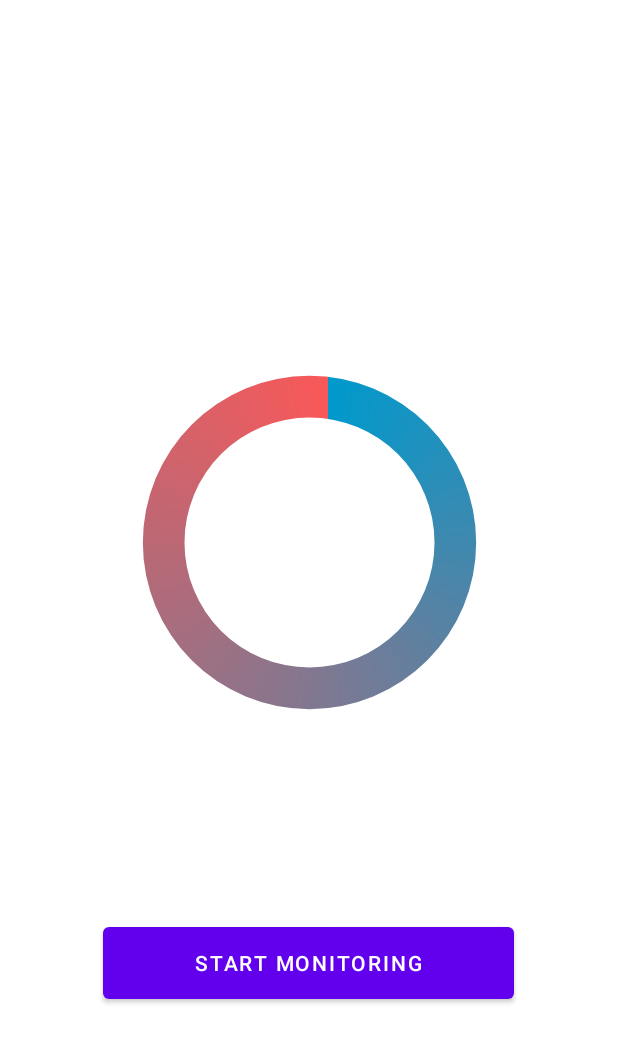
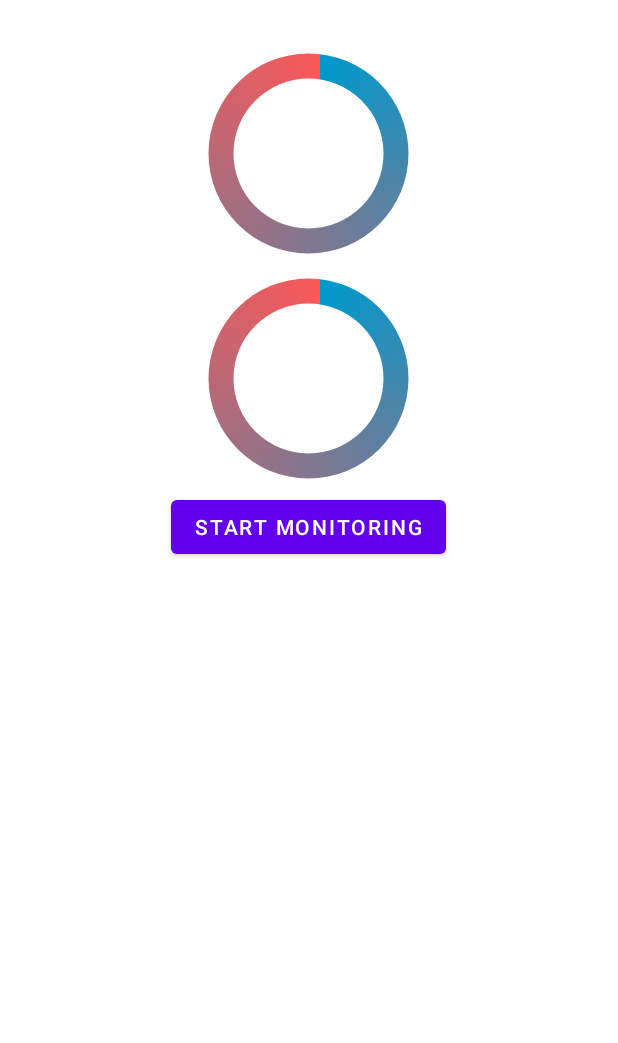
Before and after one commit to RacimRgh/Quality-Of-Air-Monitoring, an Android app: the layout fragment_monitor.xml on its own in the app's theme, with its tools: preview values and no code run, on a phone screen of 412 x 824 dp. Shown: the top 1043 px of the screen. Run offline under Robolectric (Android 15) with nearby library versions, the phone set to English and light mode, and no system bars.

Commit message:
added relative humidity sensor

```diff
--- a/app/src/main/res/layout/fragment_monitor.xml
+++ b/app/src/main/res/layout/fragment_monitor.xml
@@ -1,42 +1,45 @@
 <?xml version="1.0" encoding="utf-8"?>
 <androidx.swiperefreshlayout.widget.SwipeRefreshLayout
     xmlns:android="http://schemas.android.com/apk/res/android"
+    xmlns:app="http://schemas.android.com/apk/res-auto"
+    xmlns:tools="http://schemas.android.com/tools"
     android:id="@+id/swiperefresh"
     android:layout_width="match_parent"
     android:layout_height="match_parent">
 
-<androidx.constraintlayout.widget.ConstraintLayout xmlns:android="http://schemas.android.com/apk/res/android"
-    xmlns:app="http://schemas.android.com/apk/res-auto"
-    xmlns:tools="http://schemas.android.com/tools"
+<LinearLayout
     android:layout_width="match_parent"
     android:layout_height="match_parent"
-    tools:context=".MonitorFragment">
+    tools:context=".MonitorFragment"
+    android:gravity="center_horizontal"
+    android:orientation="vertical">
+
+    <TextView
+        android:id="@+id/addressTextView"
+        android:layout_width="wrap_content"
+        android:layout_height="wrap_content"
+        android:fontFamily="@font/roboto_regular"
+        android:gravity="center"
+        android:textSize="20sp"
+        android:textStyle="bold"/>
 
     <RelativeLayout
         android:id="@+id/relativeLayout2"
         android:layout_width="wrap_content"
         android:layout_height="wrap_content"
         android:layout_centerInParent="true"
-        android:layout_marginStart="120dp"
         android:layout_marginLeft="120dp"
-        android:layout_marginTop="300dp"
-        android:layout_marginEnd="120dp"
-        android:layout_marginRight="120dp"
-        android:layout_marginBottom="70dp"
-        app:layout_constraintBottom_toTopOf="@+id/buttonMonitor"
-        app:layout_constraintEnd_toEndOf="parent"
-        app:layout_constraintStart_toStartOf="parent"
-        app:layout_constraintTop_toTopOf="parent">
-
+        android:layout_marginRight="120dp">
 
         <ProgressBar
             android:id="@+id/progressBar"
             style="?android:attr/progressBarStyleHorizontal"
-            android:layout_width="250dp"
-            android:layout_height="250dp"
+            android:layout_width="150dp"
+            android:layout_height="150dp"
             android:layout_centerInParent="true"
             android:layout_centerHorizontal="true"
             android:indeterminate="false"
+            android:min="-100"
             android:max="100"
             android:progress="0"
             android:progressDrawable="@drawable/custom_progressbar_drawable"
@@ -51,36 +54,40 @@
             android:textAppearance="?android:attr/textAppearanceSmall" />
     </RelativeLayout>
 
+    <RelativeLayout
+        android:id="@+id/relativeLayout3"
+        android:layout_width="wrap_content"
+        android:layout_height="wrap_content"
+        android:layout_centerInParent="true"
+        android:layout_marginLeft="120dp"
+        android:layout_marginRight="120dp">
+
+        <ProgressBar
+            android:id="@+id/progressBarHumd"
+            style="?android:attr/progressBarStyleHorizontal"
+            android:layout_width="150dp"
+            android:layout_height="150dp"
+            android:layout_centerInParent="true"
+            android:layout_centerHorizontal="true"
+            android:indeterminate="false"
+            android:max="100"
+            android:progress="0"
+            android:progressDrawable="@drawable/custom_progressbar_drawable"
+            android:secondaryProgress="0" />
+
+        <TextView
+            android:id="@+id/txtProgressHumd"
+            android:layout_width="wrap_content"
+            android:layout_height="wrap_content"
+            android:layout_alignBottom="@+id/progressBarHumd"
+            android:layout_centerInParent="true"
+            android:textAppearance="?android:attr/textAppearanceSmall" />
+    </RelativeLayout>
+
     <Button
         android:id="@+id/buttonMonitor"
-        android:layout_width="274dp"
-        android:layout_height="60dp"
-        android:layout_marginStart="69dp"
-        android:layout_marginLeft="69dp"
-        android:layout_marginTop="55dp"
-        android:layout_marginEnd="69dp"
-        android:layout_marginRight="69dp"
-        android:layout_marginBottom="216dp"
-        android:text="Start Monitoring"
-        app:layout_constraintBottom_toBottomOf="parent"
-        app:layout_constraintEnd_toEndOf="parent"
-        app:layout_constraintHorizontal_bias="1.0"
-        app:layout_constraintStart_toStartOf="parent"
-        app:layout_constraintTop_toBottomOf="@+id/relativeLayout2" />
-
-    <TextView
-        android:id="@+id/addressTextView"
-        android:layout_width="401dp"
-        android:layout_height="62dp"
-        android:layout_marginTop="90dp"
-        android:layout_marginBottom="30dp"
-        android:fontFamily="@font/roboto_regular"
-        android:textSize="20sp"
-        android:textStyle="bold"
-        android:gravity="center"
-        app:layout_constraintBottom_toTopOf="@+id/relativeLayout2"
-        app:layout_constraintEnd_toEndOf="parent"
-        app:layout_constraintStart_toStartOf="parent"
-        app:layout_constraintTop_toTopOf="parent" />
-</androidx.constraintlayout.widget.ConstraintLayout>
+        android:layout_width="wrap_content"
+        android:layout_height="wrap_content"
+        android:text="Start Monitoring" />
+</LinearLayout>
 </androidx.swiperefreshlayout.widget.SwipeRefreshLayout>
```
Also changed, not shown: app/src/main/java/com/example/quality_of_air_monitoring/LoginFragment.java (+7 -1 lines), app/src/main/java/com/example/quality_of_air_monitoring/MonitorFragment.java (+55 -11 lines), app/src/main/res/values/strings.xml (+5 -6 lines).
